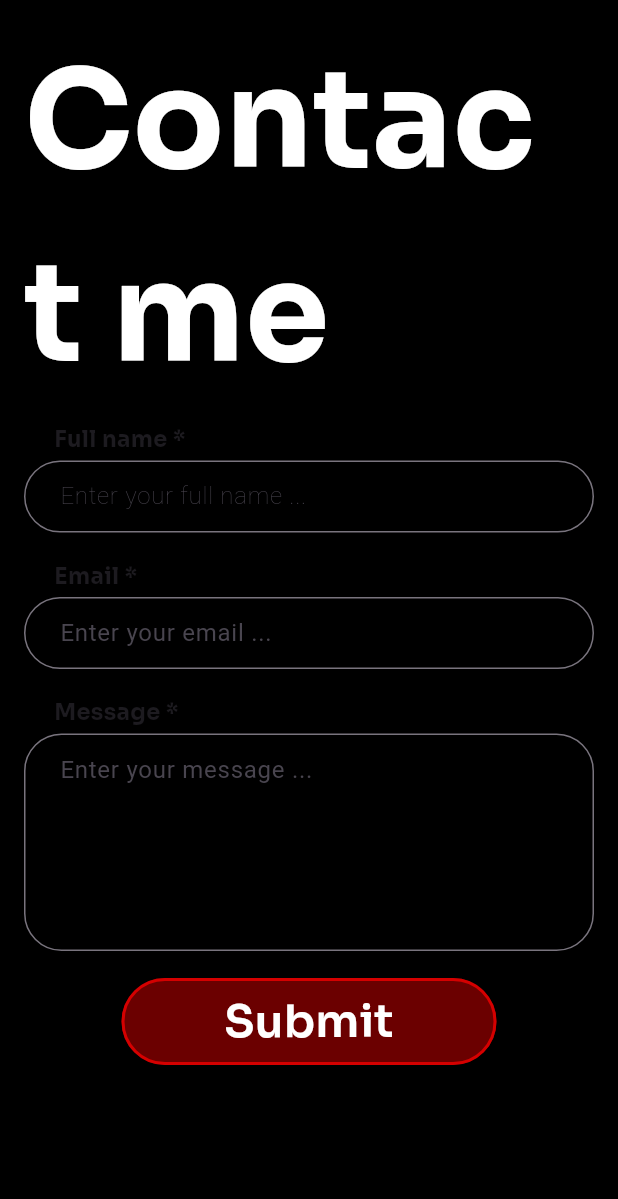
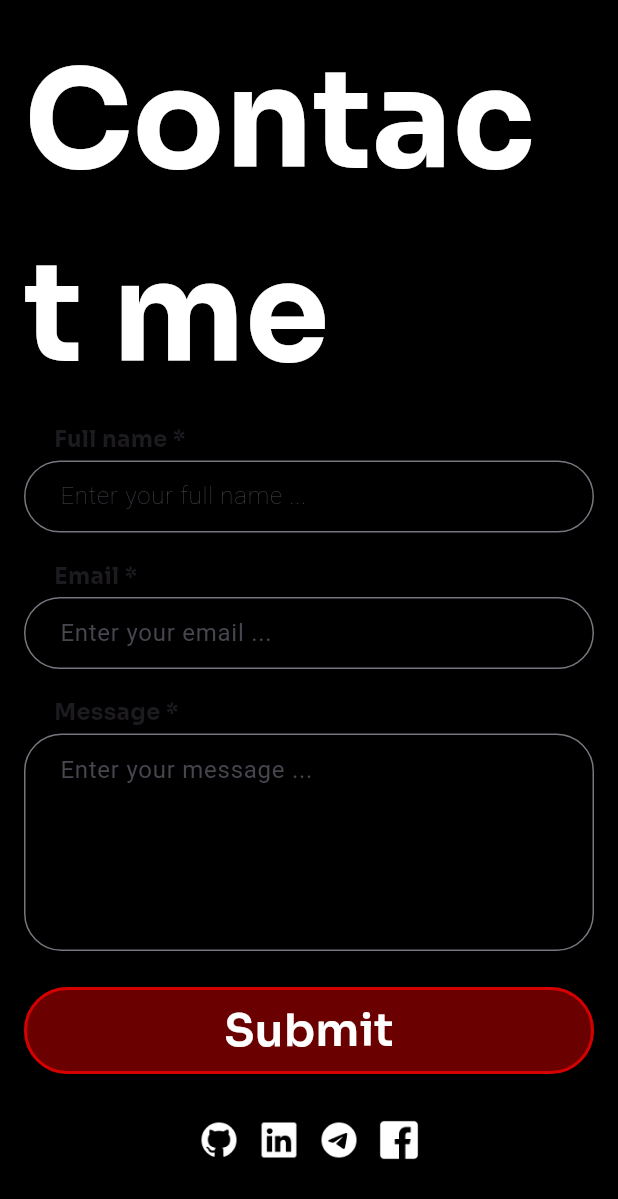
Before and after one commit to redredcode/reds_web_portfolio, a Flutter app: the ContactMeSection widget shown alone on an empty page, opened directly, on a phone screen of 412 x 824 dp. Shown: the top 1199 px of the screen. Run offline on Flutter 3.47's test engine with Material 3 defaults, Android fonts, the phone set to English and light mode, and no system bars; our stand-ins replace google_fonts; missing offline and left inert: dart:js.

Commit message:
implement social links button, implement contact me button

```diff
--- a/lib/all_sections/contact_me_section.dart
+++ b/lib/all_sections/contact_me_section.dart
@@ -2,6 +2,7 @@ import 'package:flutter/material.dart';
 import 'package:google_fonts/google_fonts.dart';
 import 'package:url_launcher/url_launcher.dart';
 
+import '../constants/assets_path.dart';
 import '../widgets/custom_button.dart';
 
 class ContactMeSection extends StatefulWidget {
@@ -61,7 +62,52 @@ class _ContactMeSectionState extends State<ContactMeSection> {
               ),
             ),
             const SizedBox(height: 8),
-            SizedBox(
+            buildContactForm(),
+            const SizedBox(height: 30),
+            buildSocialLinks(),
+          ],
+        ),
+      ),
+    );
+  }
+
+ Widget buildSocialLinks() {
+   final List<Map<String, String>> socialLinks = [
+     {'icon': AssetsPath.gitHub, 'url': 'https://github.com/redredcode'},
+     {'icon': AssetsPath.linkedIn, 'url': 'https://www.linkedin.com/in/red-red-lead/'},
+     {'icon': AssetsPath.telegram, 'url': 'https://t.me/redmagpk'},
+     {'icon': AssetsPath.facebook, 'url': 'https://facebook.com/yourprofile'},
+   ];
+
+   return Wrap(
+     spacing: 12,
+     runSpacing: 12,
+     alignment: WrapAlignment.center,
+     children: socialLinks.map((link) {
+       return InkWell(
+         onTap: () async {
+           final Uri url = Uri.parse(link['url']!);
+           if (await canLaunchUrl(url)) {
+             await launchUrl(url);
+           } else {
+             ScaffoldMessenger.of(context).showSnackBar(
+               const SnackBar(
+                 content: Text('Could not launch URL'),
+               ),
+             );
+           }
+         },
+         child: Image.asset(
+           link['icon']!,
+           width: 28,
+         ),
+       );
+     }).toList(),
+   );
+ }
+
+  SizedBox buildContactForm() {
+    return SizedBox(
             width: 600,
             child: Column(
               children: [
@@ -144,13 +190,13 @@ class _ContactMeSectionState extends State<ContactMeSection> {
                     const EdgeInsets.only(left: 20, top: 25),
                   ),
                 ),
-                  const SizedBox(height: 18),
-                  CustomButton(buttonName: 'Submit', onPressed: _sendEmail,)
-                ],
-              ),
+                const SizedBox(height: 24),
+          CustomButton(
+            buttonName: 'Submit',
+            onPressed: _sendEmail,
+            width: double.infinity,
           ),
         ],
-        ),
             ),
           );
   }
--- a/lib/all_sections/footer_section.dart
+++ b/lib/all_sections/footer_section.dart
@@ -1,5 +1,6 @@
 import 'package:flutter/material.dart';
 import 'package:google_fonts/google_fonts.dart';
+import 'package:reds_web_portfolio/constants/assets_path.dart';
 
 class FooterSection extends StatelessWidget {
   const FooterSection({super.key});
--- a/lib/all_sections/projects_section_desktop.dart
+++ b/lib/all_sections/projects_section_desktop.dart
@@ -50,7 +50,7 @@ class ProjectsSectionDesktop extends StatelessWidget {
             projectName: 'E Commerce App',
             projectDescription:
             'An e commerce app for buying Lorem ipsum dolar en summit ldjkfajd  ajsdfljasdl ladjf ladf lj asldfjk ladkjf ljaldfj dfljadk',
-            imagePath: AssetsPath.taskManagerAppDemoPng,
+            imagePath: AssetsPath.eCommAppDemoPng,
             onTapLiveDemo: () {},
             onTapGithub: ()
             {
--- a/lib/constants/assets_path.dart
+++ b/lib/constants/assets_path.dart
@@ -4,12 +4,20 @@ class AssetsPath {
   static const String redsDp = '$_imagePath/reds_dp.jpg';
   static const String flutter = '$_imagePath/flutter.png';
   static const String dart = '$_imagePath/dart.png';
-  static const String gitHub = '$_imagePath/github.png';
+  static const String python = '$_imagePath/python.png';
+
+  // used in projects section
   static const String taskManagerAppDemoPng = '$_imagePath/task_manager_app_demo.png';
+  static const String eCommAppDemoPng = '$_imagePath/ecomApp.png';
   static const String tmAppLogo = '$_imagePath/tm_app_logo.png';
   static const String gitHubLogo = '$_imagePath/github-mark-white.png';
 
-
+  // used in footer section
+  static const String gitHub = '$_imagePath/github.png';
+  static const String linkedIn = '$_imagePath/linkedin.png';
+  static const String telegram = '$_imagePath/telegram.png';
+  static const String instagram = '$_imagePath/instagram.png';
+  static const String facebook = '$_imagePath/facebook.png';
 
    List<Map> skillItems = [
     {
```
Also changed, not shown: lib/widgets/social_links_button.dart (added, +13 -0 lines), assets/images/ecomApp.png (added), assets/images/facebook.png (added), assets/images/instagram.png (added), assets/images/python.png (added), assets/images/telegram.png (added). Lines whose indentation alone changed are shown as unchanged.
